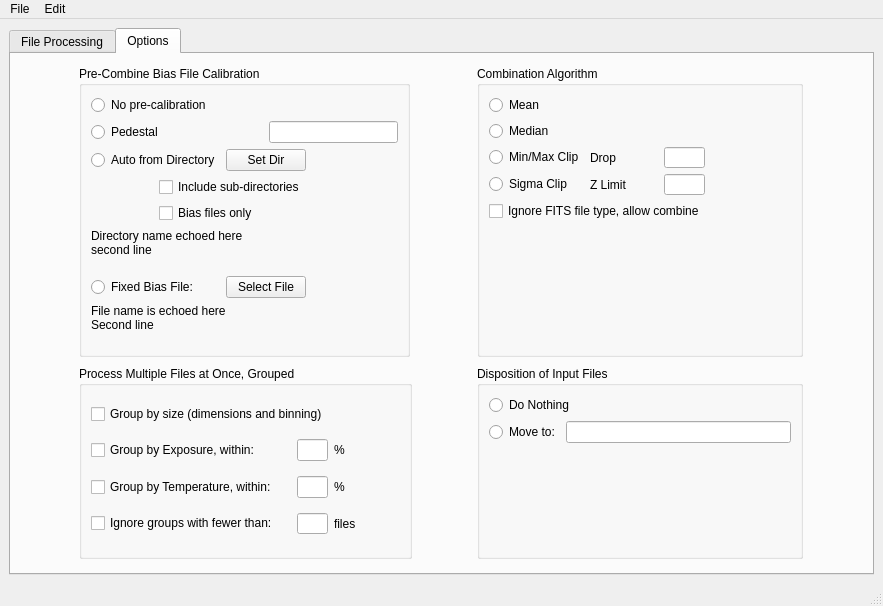
First picture: the form in MainWindow.ui, repository RMcDOttawa/MasterBiasMaker, before the edit.
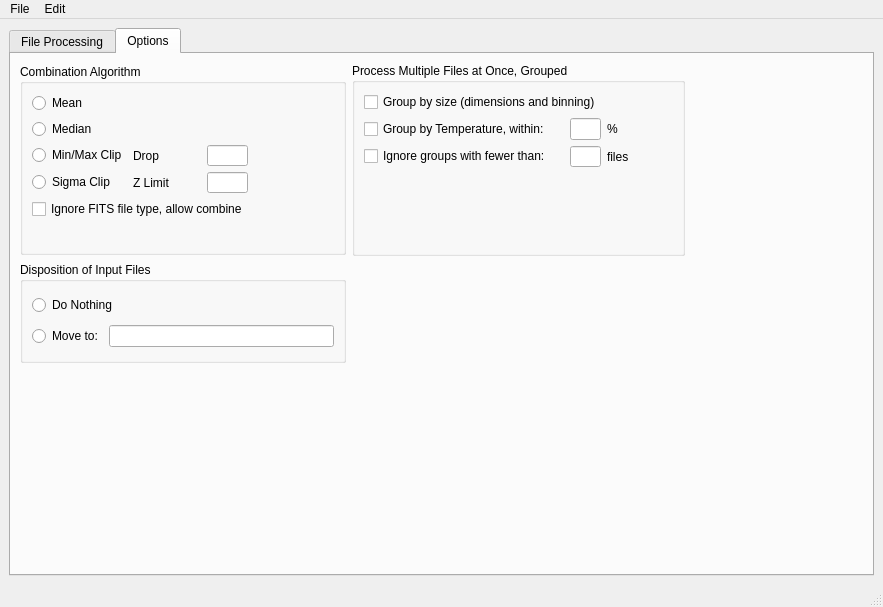
Second picture: the form after the edit. The open tabs and pages were chosen to show the change.

Patch:
```diff
--- a/MainWindow.ui
+++ b/MainWindow.ui
@@ -7,7 +7,7 @@
     <x>0</x>
     <y>0</y>
     <width>883</width>
-    <height>606</height>
+    <height>607</height>
    </rect>
   </property>
   <property name="sizePolicy">
@@ -23,7 +23,7 @@
    </size>
   </property>
   <property name="windowTitle">
-   <string>Master Dark Frame Maker</string>
+   <string>Master Bias Frame Maker</string>
   </property>
   <widget class="QWidget" name="centralwidget">
    <layout class="QGridLayout" name="gridLayout_8">
@@ -183,35 +183,21 @@
            <enum>QFrame::Raised</enum>
           </property>
           <layout class="QGridLayout" name="gridLayout_6">
-           <item row="10" column="0">
-            <widget class="QLabel" name="dispositionInfo1">
+           <item row="2" column="0">
+            <widget class="QLabel" name="methodInfo2">
              <property name="text">
-              <string>Disposition Text</string>
+              <string>Ignore fits type</string>
              </property>
             </widget>
            </item>
-           <item row="1" column="0">
-            <widget class="QLabel" name="preCalInfo1">
+           <item row="5" column="0">
+            <widget class="QLabel" name="groupInfo2">
              <property name="text">
-              <string>precal type</string>
+              <string>Ignore message</string>
              </property>
             </widget>
            </item>
-           <item row="7" column="0">
-            <widget class="QLabel" name="groupInfo1">
-             <property name="text">
-              <string>Size, Label, Temperature</string>
-             </property>
-            </widget>
-           </item>
-           <item row="9" column="0">
-            <widget class="QLabel" name="label_20">
-             <property name="text">
-              <string>&lt;html&gt;&lt;head/&gt;&lt;body&gt;&lt;p&gt;&lt;span style=&quot; font-weight:600;&quot;&gt;Disposition:&lt;/span&gt;&lt;/p&gt;&lt;/body&gt;&lt;/html&gt;</string>
-             </property>
-            </widget>
-           </item>
-           <item row="11" column="0">
+           <item row="8" column="0">
             <widget class="QLabel" name="label_21">
              <property name="sizePolicy">
               <sizepolicy hsizetype="Fixed" vsizetype="Fixed">
@@ -230,68 +216,58 @@
              </property>
             </widget>
            </item>
-           <item row="4" column="0">
-            <widget class="QLabel" name="methodInfo1">
+           <item row="9" column="0">
+            <spacer name="verticalSpacer_4">
+             <property name="orientation">
+              <enum>Qt::Vertical</enum>
+             </property>
+             <property name="sizeHint" stdset="0">
+              <size>
+               <width>20</width>
+               <height>40</height>
+              </size>
+             </property>
+            </spacer>
+           </item>
+           <item row="7" column="0">
+            <widget class="QLabel" name="dispositionInfo1">
              <property name="text">
-              <string>combo-method</string>
+              <string>Disposition Text</string>
              </property>
             </widget>
            </item>
-           <item row="6" column="0">
+           <item row="3" column="0">
             <widget class="QLabel" name="label_16">
              <property name="text">
               <string>&lt;html&gt;&lt;head/&gt;&lt;body&gt;&lt;p&gt;&lt;span style=&quot; font-weight:600;&quot;&gt;Grouping By:&lt;/span&gt;&lt;/p&gt;&lt;/body&gt;&lt;/html&gt;</string>
              </property>
             </widget>
            </item>
-           <item row="12" column="0">
-            <spacer name="verticalSpacer_4">
-             <property name="orientation">
-              <enum>Qt::Vertical</enum>
+           <item row="6" column="0">
+            <widget class="QLabel" name="label_20">
+             <property name="text">
+              <string>&lt;html&gt;&lt;head/&gt;&lt;body&gt;&lt;p&gt;&lt;span style=&quot; font-weight:600;&quot;&gt;Disposition:&lt;/span&gt;&lt;/p&gt;&lt;/body&gt;&lt;/html&gt;</string>
              </property>
-             <property name="sizeHint" stdset="0">
-              <size>
-               <width>20</width>
-               <height>40</height>
-              </size>
-             </property>
-            </spacer>
+            </widget>
            </item>
-           <item row="5" column="0">
-            <widget class="QLabel" name="methodInfo2">
+           <item row="1" column="0">
+            <widget class="QLabel" name="methodInfo1">
              <property name="text">
-              <string>Ignore fits type</string>
+              <string>combo-method</string>
              </property>
             </widget>
            </item>
            <item row="0" column="0">
-            <widget class="QLabel" name="label_10">
-             <property name="text">
-              <string>&lt;html&gt;&lt;head/&gt;&lt;body&gt;&lt;p&gt;&lt;span style=&quot; font-weight:600;&quot;&gt;Pre-Calibration:&lt;/span&gt;&lt;/p&gt;&lt;/body&gt;&lt;/html&gt;</string>
-             </property>
-            </widget>
-           </item>
-           <item row="8" column="0">
-            <widget class="QLabel" name="groupInfo2">
-             <property name="text">
-              <string>Ignore message</string>
-             </property>
-            </widget>
-           </item>
-           <item row="3" column="0">
             <widget class="QLabel" name="label_15">
              <property name="text">
               <string>&lt;html&gt;&lt;head/&gt;&lt;body&gt;&lt;p&gt;&lt;span style=&quot; font-weight:600;&quot;&gt;Combination Method:&lt;/span&gt;&lt;/p&gt;&lt;/body&gt;&lt;/html&gt;</string>
              </property>
             </widget>
            </item>
-           <item row="2" column="0">
-            <widget class="QLabel" name="preCalInfo2">
-             <property name="styleSheet">
-              <string notr="true">font: 9pt &quot;Geneva&quot;;</string>
-             </property>
+           <item row="4" column="0">
+            <widget class="QLabel" name="groupInfo1">
              <property name="text">
-              <string>precal path</string>
+              <string>Size, Label, Temperature</string>
              </property>
             </widget>
            </item>
@@ -340,211 +316,8 @@
        <attribute name="toolTip">
         <string>Options on how the selected files will be grouped, calibrated, and combined.</string>
        </attribute>
-       <layout class="QGridLayout" name="gridLayout_5">
+       <layout class="QGridLayout" name="gridLayout">
         <item row="0" column="0">
-         <widget class="QGroupBox" name="groupBox_2">
-          <property name="minimumSize">
-           <size>
-            <width>331</width>
-            <height>261</height>
-           </size>
-          </property>
-          <property name="maximumSize">
-           <size>
-            <width>331</width>
-            <height>291</height>
-           </size>
-          </property>
-          <property name="title">
-           <string>Pre-Combine Bias File Calibration</string>
-          </property>
-          <layout class="QGridLayout" name="gridLayout">
-           <item row="0" column="0" colspan="2">
-            <widget class="QRadioButton" name="noPreClalibrationRB">
-             <property name="toolTip">
-              <string>No precalibration</string>
-             </property>
-             <property name="text">
-              <string>No pre-calibration</string>
-             </property>
-             <attribute name="buttonGroup">
-              <string notr="true">preCalibrationGroup</string>
-             </attribute>
-            </widget>
-           </item>
-           <item row="1" column="0" colspan="2">
-            <widget class="QRadioButton" name="fixedPedestalRB">
-             <property name="toolTip">
-              <string>Subtract a given fixed pedestal amount from each pixel</string>
-             </property>
-             <property name="text">
-              <string>Pedestal</string>
-             </property>
-             <attribute name="buttonGroup">
-              <string notr="true">preCalibrationGroup</string>
-             </attribute>
-            </widget>
-           </item>
-           <item row="1" column="3" colspan="2">
-            <widget class="QLineEdit" name="fixedPedestalAmount"/>
-           </item>
-           <item row="2" column="0" colspan="2">
-            <widget class="QRadioButton" name="autoPreCalibrationRB">
-             <property name="toolTip">
-              <string>Automatically choose a matching Bias file from a directory of Bias files</string>
-             </property>
-             <property name="text">
-              <string>Auto from Directory</string>
-             </property>
-             <attribute name="buttonGroup">
-              <string notr="true">preCalibrationGroup</string>
-             </attribute>
-            </widget>
-           </item>
-           <item row="2" column="2" colspan="2">
-            <widget class="QPushButton" name="setAutoDirectory">
-             <property name="text">
-              <string>Set Dir</string>
-             </property>
-            </widget>
-           </item>
-           <item row="2" column="4">
-            <spacer name="horizontalSpacer_3">
-             <property name="orientation">
-              <enum>Qt::Horizontal</enum>
-             </property>
-             <property name="sizeHint" stdset="0">
-              <size>
-               <width>34</width>
-               <height>15</height>
-              </size>
-             </property>
-            </spacer>
-           </item>
-           <item row="3" column="0">
-            <spacer name="horizontalSpacer_7">
-             <property name="orientation">
-              <enum>Qt::Horizontal</enum>
-             </property>
-             <property name="sizeType">
-              <enum>QSizePolicy::Fixed</enum>
-             </property>
-             <property name="sizeHint" stdset="0">
-              <size>
-               <width>40</width>
-               <height>17</height>
-              </size>
-             </property>
-            </spacer>
-           </item>
-           <item row="3" column="1" colspan="3">
-            <widget class="QCheckBox" name="autoRecursive">
-             <property name="toolTip">
-              <string>In &quot;Auto Directory&quot;, include any files in sub-directories too</string>
-             </property>
-             <property name="statusTip">
-              <string/>
-             </property>
-             <property name="text">
-              <string>Include sub-directories</string>
-             </property>
-            </widget>
-           </item>
-           <item row="4" column="0">
-            <spacer name="horizontalSpacer_8">
-             <property name="orientation">
-              <enum>Qt::Horizontal</enum>
-             </property>
-             <property name="sizeType">
-              <enum>QSizePolicy::Fixed</enum>
-             </property>
-             <property name="sizeHint" stdset="0">
-              <size>
-               <width>40</width>
-               <height>17</height>
-              </size>
-             </property>
-            </spacer>
-           </item>
-           <item row="4" column="1" colspan="2">
-            <widget class="QCheckBox" name="autoBiasOnly">
-             <property name="toolTip">
-              <string>In auto directory, only BIAS files will be considered</string>
-             </property>
-             <property name="text">
-              <string>Bias files only</string>
-             </property>
-            </widget>
-           </item>
-           <item row="5" column="0" colspan="5">
-            <widget class="QLabel" name="autoDirectoryName">
-             <property name="text">
-              <string>&lt;html&gt;&lt;head/&gt;&lt;body&gt;&lt;p&gt;&lt;span style=&quot; font-size:9pt;&quot;&gt;Directory name echoed here&lt;br/&gt;second line&lt;/span&gt;&lt;/p&gt;&lt;/body&gt;&lt;/html&gt;</string>
-             </property>
-             <property name="alignment">
-              <set>Qt::AlignLeading|Qt::AlignLeft|Qt::AlignTop</set>
-             </property>
-             <property name="wordWrap">
-              <bool>true</bool>
-             </property>
-            </widget>
-           </item>
-           <item row="6" column="0" colspan="2">
-            <widget class="QRadioButton" name="fixedPreCalFileRB">
-             <property name="toolTip">
-              <string>Use fixed bias file specified here for precalibration</string>
-             </property>
-             <property name="text">
-              <string>Fixed Bias File:</string>
-             </property>
-             <attribute name="buttonGroup">
-              <string notr="true">preCalibrationGroup</string>
-             </attribute>
-            </widget>
-           </item>
-           <item row="6" column="2" colspan="2">
-            <widget class="QPushButton" name="selectPreCalFile">
-             <property name="text">
-              <string>Select File</string>
-             </property>
-            </widget>
-           </item>
-           <item row="6" column="4">
-            <spacer name="horizontalSpacer_4">
-             <property name="orientation">
-              <enum>Qt::Horizontal</enum>
-             </property>
-             <property name="sizeHint" stdset="0">
-              <size>
-               <width>34</width>
-               <height>15</height>
-              </size>
-             </property>
-            </spacer>
-           </item>
-           <item row="7" column="0" colspan="5">
-            <widget class="QLabel" name="precalibrationPathDisplay">
-             <property name="minimumSize">
-              <size>
-               <width>0</width>
-               <height>0</height>
-              </size>
-             </property>
-             <property name="text">
-              <string>&lt;html&gt;&lt;head/&gt;&lt;body&gt;&lt;p&gt;&lt;span style=&quot; font-size:9pt;&quot;&gt;File name is echoed here&lt;br/&gt;Second line&lt;/span&gt;&lt;/p&gt;&lt;/body&gt;&lt;/html&gt;</string>
-             </property>
-             <property name="alignment">
-              <set>Qt::AlignLeading|Qt::AlignLeft|Qt::AlignTop</set>
-             </property>
-             <property name="wordWrap">
-              <bool>true</bool>
-             </property>
-            </widget>
-           </item>
-          </layout>
-         </widget>
-        </item>
-        <item row="0" column="1">
          <widget class="QGroupBox" name="groupBox_3">
           <property name="sizePolicy">
            <sizepolicy hsizetype="Ignored" vsizetype="Ignored">
@@ -555,13 +328,13 @@
           <property name="minimumSize">
            <size>
             <width>326</width>
-            <height>261</height>
+            <height>191</height>
            </size>
           </property>
           <property name="maximumSize">
            <size>
             <width>326</width>
-            <height>291</height>
+            <height>191</height>
            </size>
           </property>
           <property name="title">
@@ -697,7 +470,7 @@
           </layout>
          </widget>
         </item>
-        <item row="1" column="0">
+        <item row="0" column="1">
          <widget class="QGroupBox" name="groupBox_4">
           <property name="minimumSize">
            <size>
@@ -715,37 +488,14 @@
            <string>Process Multiple Files at Once, Grouped</string>
           </property>
           <layout class="QGridLayout" name="gridLayout_3">
-           <item row="2" column="2">
-            <widget class="QLabel" name="label_8">
-             <property name="text">
-              <string>%</string>
-             </property>
-            </widget>
-           </item>
-           <item row="3" column="1">
-            <widget class="QLineEdit" name="minimumGroupSize">
-             <property name="maximumSize">
-              <size>
-               <width>31</width>
-               <height>21</height>
-              </size>
-             </property>
-            </widget>
-           </item>
-           <item row="2" column="1">
-            <widget class="QLineEdit" name="temperatureGroupTolerance">
-             <property name="maximumSize">
-              <size>
-               <width>31</width>
-               <height>16777215</height>
-              </size>
-             </property>
-             <property name="toolTip">
-              <string>Consider temperatures to be the same if the are within this percentage of each other.</string>
-             </property>
-            </widget>
-           </item>
            <item row="2" column="0">
+            <widget class="QCheckBox" name="ignoreSmallGroupsCB">
+             <property name="text">
+              <string>Ignore groups with fewer than:</string>
+             </property>
+            </widget>
+           </item>
+           <item row="1" column="0">
             <widget class="QCheckBox" name="groupByTemperatureCB">
              <property name="toolTip">
               <string>Process sets of files having different CCD temperatures</string>
@@ -755,50 +505,13 @@
              </property>
             </widget>
            </item>
-           <item row="1" column="0">
-            <widget class="QCheckBox" name="groupByExposureCB">
-             <property name="toolTip">
-              <string>Process sets of files having different exposure times</string>
-             </property>
-             <property name="text">
-              <string>Group by Exposure, within:</string>
-             </property>
-            </widget>
-           </item>
-           <item row="1" column="2">
-            <widget class="QLabel" name="label_7">
-             <property name="text">
-              <string>%</string>
-             </property>
-            </widget>
-           </item>
-           <item row="3" column="2">
+           <item row="2" column="2">
             <widget class="QLabel" name="label_9">
              <property name="text">
               <string>files</string>
              </property>
             </widget>
            </item>
-           <item row="1" column="1">
-            <widget class="QLineEdit" name="exposureGroupTolerance">
-             <property name="maximumSize">
-              <size>
-               <width>31</width>
-               <height>16777215</height>
-              </size>
-             </property>
-             <property name="toolTip">
-              <string>Consider exposure times to be the same if the are within this percentage of each other.</string>
-             </property>
-            </widget>
-           </item>
-           <item row="3" column="0">
-            <widget class="QCheckBox" name="ignoreSmallGroupsCB">
-             <property name="text">
-              <string>Ignore groups with fewer than:</string>
-             </property>
-            </widget>
-           </item>
            <item row="0" column="0" colspan="2">
             <widget class="QCheckBox" name="groupBySizeCB">
              <property name="toolTip">
@@ -809,21 +522,77 @@
              </property>
             </widget>
            </item>
+           <item row="1" column="2">
+            <widget class="QLabel" name="label_8">
+             <property name="text">
+              <string>%</string>
+             </property>
+            </widget>
+           </item>
+           <item row="1" column="1">
+            <widget class="QLineEdit" name="temperatureGroupTolerance">
+             <property name="maximumSize">
+              <size>
+               <width>31</width>
+               <height>16777215</height>
+              </size>
+             </property>
+             <property name="toolTip">
+              <string>Consider temperatures to be the same if the are within this percentage of each other.</string>
+             </property>
+            </widget>
+           </item>
+           <item row="2" column="1">
+            <widget class="QLineEdit" name="minimumGroupSize">
+             <property name="maximumSize">
+              <size>
+               <width>31</width>
+               <height>21</height>
+              </size>
+             </property>
+            </widget>
+           </item>
+           <item row="3" column="0">
+            <spacer name="verticalSpacer_3">
+             <property name="orientation">
+              <enum>Qt::Vertical</enum>
+             </property>
+             <property name="sizeHint" stdset="0">
+              <size>
+               <width>20</width>
+               <height>40</height>
+              </size>
+             </property>
+            </spacer>
+           </item>
           </layout>
          </widget>
         </item>
-        <item row="1" column="1">
+        <item row="0" column="2">
+         <spacer name="horizontalSpacer_4">
+          <property name="orientation">
+           <enum>Qt::Horizontal</enum>
+          </property>
+          <property name="sizeHint" stdset="0">
+           <size>
+            <width>119</width>
+            <height>20</height>
+           </size>
+          </property>
+         </spacer>
+        </item>
+        <item row="1" column="0">
          <widget class="QGroupBox" name="groupBox_5">
           <property name="minimumSize">
            <size>
             <width>326</width>
-            <height>193</height>
+            <height>101</height>
            </size>
           </property>
           <property name="maximumSize">
            <size>
             <width>326</width>
-            <height>193</height>
+            <height>101</height>
            </size>
           </property>
           <property name="title">
@@ -837,19 +606,6 @@
              </property>
             </widget>
            </item>
-           <item row="1" column="0">
-            <widget class="QRadioButton" name="dispositionSubFolderRB">
-             <property name="toolTip">
-              <string>Move the input files to a sub-folder (in the same directory as the input files) with the given name</string>
-             </property>
-             <property name="text">
-              <string>Move to:</string>
-             </property>
-             <attribute name="buttonGroup">
-              <string notr="true">dispositionGroup</string>
-             </attribute>
-            </widget>
-           </item>
            <item row="0" column="0" colspan="2">
             <widget class="QRadioButton" name="dispositionNothingRB">
              <property name="toolTip">
@@ -863,22 +619,48 @@
              </attribute>
             </widget>
            </item>
-           <item row="2" column="0">
-            <spacer name="verticalSpacer_2">
-             <property name="orientation">
-              <enum>Qt::Vertical</enum>
+           <item row="1" column="0">
+            <widget class="QRadioButton" name="dispositionSubFolderRB">
+             <property name="toolTip">
+              <string>Move the input files to a sub-folder (in the same directory as the input files) with the given name</string>
              </property>
-             <property name="sizeHint" stdset="0">
-              <size>
-               <width>20</width>
-               <height>40</height>
-              </size>
+             <property name="text">
+              <string>Move to:</string>
              </property>
-            </spacer>
+             <attribute name="buttonGroup">
+              <string notr="true">dispositionGroup</string>
+             </attribute>
+            </widget>
            </item>
           </layout>
          </widget>
         </item>
+        <item row="1" column="1" colspan="2">
+         <spacer name="horizontalSpacer_3">
+          <property name="orientation">
+           <enum>Qt::Horizontal</enum>
+          </property>
+          <property name="sizeHint" stdset="0">
+           <size>
+            <width>468</width>
+            <height>20</height>
+           </size>
+          </property>
+         </spacer>
+        </item>
+        <item row="2" column="0">
+         <spacer name="verticalSpacer_2">
+          <property name="orientation">
+           <enum>Qt::Vertical</enum>
+          </property>
+          <property name="sizeHint" stdset="0">
+           <size>
+            <width>20</width>
+            <height>179</height>
+           </size>
+          </property>
+         </spacer>
+        </item>
        </layout>
       </widget>
      </widget>
```
Left out of the diff: 1 changed line with no effect on the pictures.
